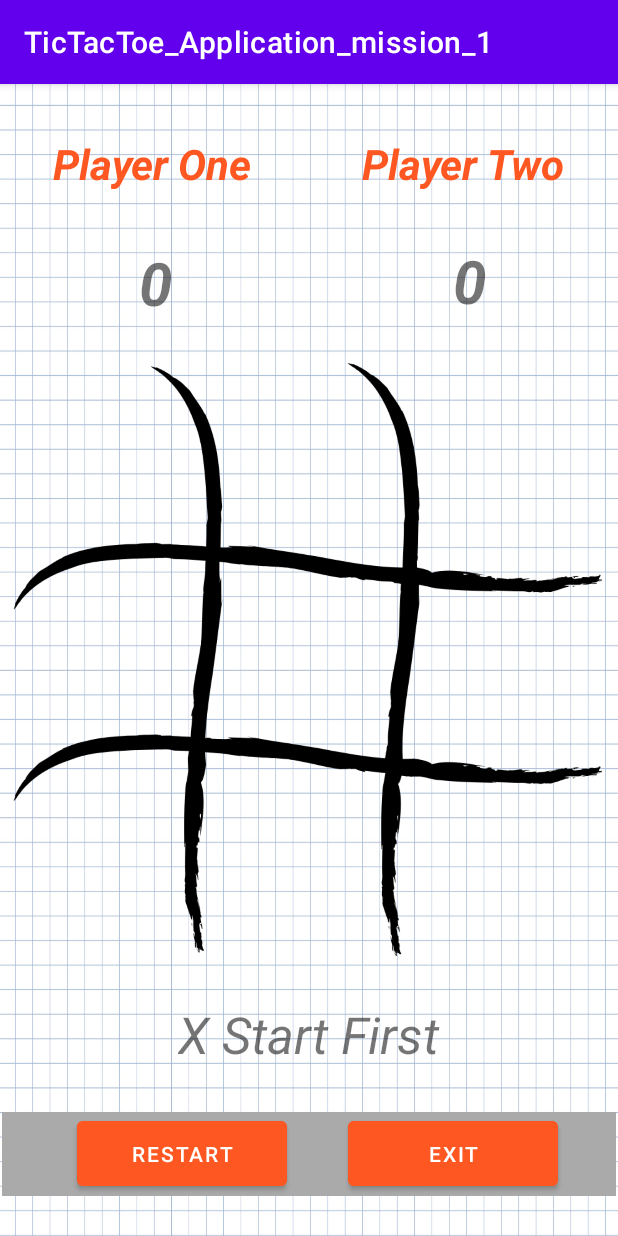
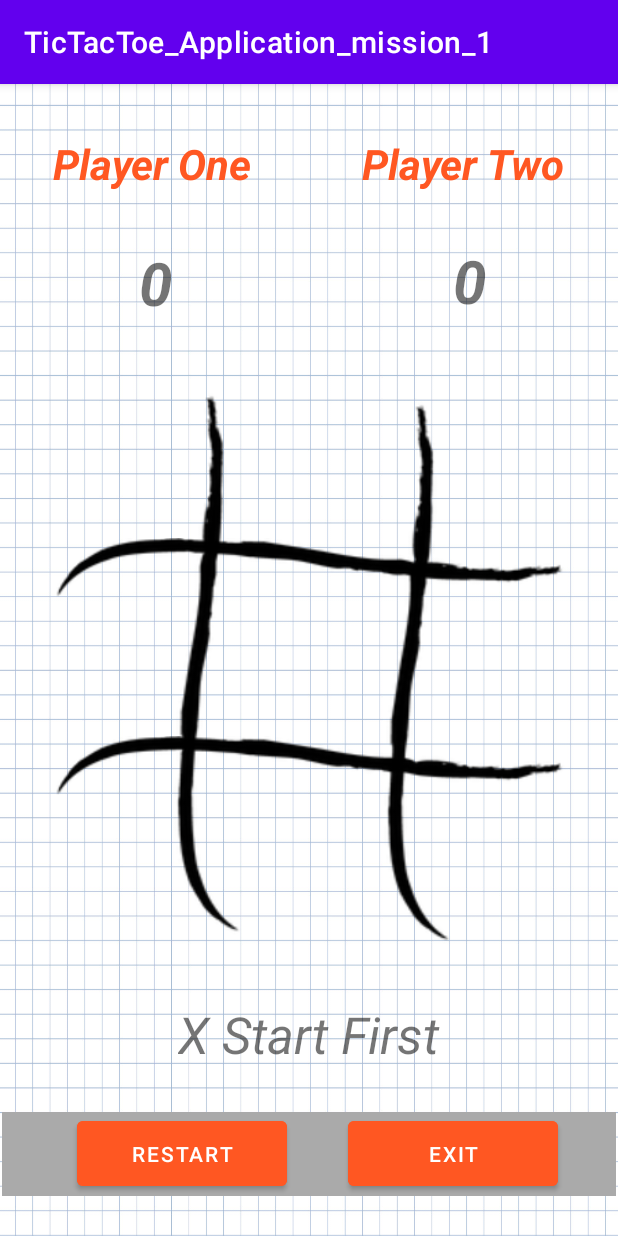
Before and after one commit to imorkravitz/TicTacToe_Application_mission_1, an Android app: the screen it shows after launch (MainActivity), on a phone screen of 412 x 824 dp. Run offline under Robolectric (Android 15) with nearby library versions, the phone set to English and light mode, and no system bars.

Commit message:
UI Changes Orgenazied Code

```diff
--- a/app/src/main/java/com/example/tictactoe_application_mission_1/MainActivity.java
+++ b/app/src/main/java/com/example/tictactoe_application_mission_1/MainActivity.java
@@ -1,19 +1,18 @@
 package com.example.tictactoe_application_mission_1;
 
 import androidx.appcompat.app.AppCompatActivity;
-import androidx.dynamicanimation.animation.SpringForce;
+import android.annotation.SuppressLint;
 import android.os.Bundle;
-import android.os.SystemClock;
 import android.view.View;
 import android.widget.Button;
-import android.widget.ImageView;
 import android.widget.TextView;
 
 public class MainActivity<buttons> extends AppCompatActivity {
 
     private boolean symbol = true; // x = true, o = false
     private int count = 0;
-    boolean endGame = false;
+    private Integer p1Num =0;
+    private Integer p2Num =0;
     TextView turn;
     TextView p1;
     TextView p2;
@@ -21,9 +20,7 @@ public class MainActivity<buttons> extends AppCompatActivity {
     TextView p1_score;
     Button[][] buttons = new Button[3][3];
     Button restart;
-    ImageView imageView;
-    private Integer p1Num =0;
-    private Integer p2Num =0;
+
     @Override
     protected void onCreate(Bundle savedInstanceState) {
         super.onCreate(savedInstanceState);
@@ -35,6 +32,7 @@ public class MainActivity<buttons> extends AppCompatActivity {
         p1_score = findViewById(R.id.main_score_p1);
         p2_score = findViewById(R.id.main_score_p2);
         restart = findViewById(R.id.main_restart);
+        //---------------------------------------//
 
         for (int i = 0; i < 3; i++) {
             for (int j = 0; j < 3; j++) {
@@ -43,7 +41,6 @@ public class MainActivity<buttons> extends AppCompatActivity {
                 buttons[i][j] = findViewById(resID);
             }
         }
-
 
         buttons[0][0].setOnClickListener(new View.OnClickListener() {
             @Override
@@ -99,7 +96,9 @@ public class MainActivity<buttons> extends AppCompatActivity {
                 func(buttons[2][2], turn);
             }
         });
+
         restart.setOnClickListener(new View.OnClickListener() {
+            @SuppressLint("SetTextI18n")
             @Override
             public void onClick(View v) {
                 setRestartScore();
@@ -112,7 +111,6 @@ public class MainActivity<buttons> extends AppCompatActivity {
             }
         });
     }
-
 
     private void setRestartScore() {
         p1_score.setText("0");
@@ -127,6 +125,7 @@ public class MainActivity<buttons> extends AppCompatActivity {
         }
     }
 
+    @SuppressLint("SetTextI18n")
     private void func(Button B, TextView T) {
         if (symbol) {
             B.setText("X");
@@ -165,39 +164,37 @@ public class MainActivity<buttons> extends AppCompatActivity {
     private char checkWinner() {
         for (int i = 0; i < buttons.length; i++) {
 
-
             //Column
-            if (buttons[0][i].getText().toString() =="X" && buttons[1][i].getText().toString() == "X" && buttons[2][i].getText().toString() == "X") {
+            if (buttons[0][i].getText().toString().equals("X") && buttons[1][i].getText().toString().equals("X") && buttons[2][i].getText().toString() == "X") {
 
                 return 'X';
             }
-            if (buttons[0][i].getText().toString() =="O" && buttons[1][i].getText().toString() == "O" && buttons[2][i].getText().toString() == "O") {
+            if (buttons[0][i].getText().toString().equals("O") && buttons[1][i].getText().toString().equals("O") && buttons[2][i].getText().toString() == "O") {
 
                 return 'O';
             }
             //Row
-            if (buttons[i][0].getText().toString() =="X" && buttons[i][1].getText().toString() =="X" && buttons[i][2].getText().toString() =="X") {
+            if (buttons[i][0].getText().toString().equals("X") && buttons[i][1].getText().toString().equals("X") && buttons[i][2].getText().toString() =="X") {
                 System.out.println("X is the winner!");
                 return 'X';
             }
-            if (buttons[i][0].getText().toString() =="O" && buttons[i][1].getText().toString() =="O" && buttons[i][2].getText().toString() =="O") {
+            if (buttons[i][0].getText().toString().equals("O") && buttons[i][1].getText().toString().equals("O") && buttons[i][2].getText().toString() =="O") {
                 System.out.println("Y is the winner!");
                 return 'O';
             }
             //Cross
         }
-        if ((buttons[0][0].getText().toString() =="X" && buttons[1][1].getText().toString() =="X" && buttons[2][2].getText().toString() =="X" )||
-                ( buttons[0][2].getText().toString() =="X" && buttons[1][1].getText().toString() =="X" && buttons[2][0].getText().toString() =="X")){
+        if ((buttons[0][0].getText().toString().equals("X") && buttons[1][1].getText().toString().equals("X") && buttons[2][2].getText().toString() =="X" )||
+                (buttons[0][2].getText().toString().equals("X") && buttons[1][1].getText().toString().equals("X") && buttons[2][0].getText().toString() =="X")){
             System.out.println("X is the winner!");
             return 'X';
         }
-        if ((buttons[0][0].getText().toString() =="O" && buttons[1][1].getText().toString() =="O" && buttons[2][2].getText().toString() =="O" )||
-                ( buttons[0][2].getText().toString() =="O" && buttons[1][1].getText().toString() =="O" && buttons[2][0].getText().toString() =="O")){
+        if ((buttons[0][0].getText().toString().equals("O") && buttons[1][1].getText().toString().equals("O") && buttons[2][2].getText().toString() =="O" )||
+                (buttons[0][2].getText().toString().equals("O") && buttons[1][1].getText().toString().equals("O") && buttons[2][0].getText().toString() =="O")){
             System.out.println("X is the winner!");
             return 'O';
         }
 
         return 'N';
     }
-
 }
--- a/app/src/main/res/layout/activity_main.xml
+++ b/app/src/main/res/layout/activity_main.xml
@@ -270,43 +270,53 @@
         app:layout_constraintTop_toTopOf="@+id/toolbar" />
 
     <ImageView
-        android:id="@+id/main_im1"
-        android:layout_width="416dp"
-        android:layout_height="757dp"
-        android:layout_marginStart="72dp"
+        android:id="@+id/im_1"
+        android:layout_width="49dp"
+        android:layout_height="518dp"
+        android:layout_marginStart="114dp"
+        android:layout_marginTop="108dp"
+        android:layout_marginBottom="105dp"
         app:layout_constraintBottom_toBottomOf="parent"
         app:layout_constraintStart_toStartOf="parent"
         app:layout_constraintTop_toTopOf="parent"
-        app:srcCompat="@drawable/pic6" />
+        app:srcCompat="@drawable/pic5" />
 
     <ImageView
-        android:id="@+id/main_im2"
-        android:layout_width="wrap_content"
-        android:layout_height="wrap_content"
-        android:layout_marginEnd="58dp"
-        app:layout_constraintBottom_toBottomOf="parent"
-        app:layout_constraintEnd_toEndOf="parent"
-        app:layout_constraintTop_toTopOf="parent"
-        app:srcCompat="@drawable/pic6" />
-
-    <ImageView
-        android:id="@+id/main_im3"
-        android:layout_width="wrap_content"
-        android:layout_height="wrap_content"
-        android:layout_marginBottom="56dp"
+        android:id="@+id/im_2"
+        android:layout_width="49dp"
+        android:layout_height="518dp"
+        android:layout_marginStart="255dp"
+        android:layout_marginTop="114dp"
+        android:layout_marginEnd="110dp"
+        android:layout_marginBottom="99dp"
         app:layout_constraintBottom_toBottomOf="parent"
         app:layout_constraintEnd_toEndOf="parent"
         app:layout_constraintStart_toStartOf="parent"
-        app:srcCompat="@drawable/pic7" />
+        app:layout_constraintTop_toTopOf="parent"
+        app:srcCompat="@drawable/pic5" />
 
     <ImageView
-        android:id="@+id/main_im4"
-        android:layout_width="wrap_content"
-        android:layout_height="wrap_content"
-        android:layout_marginTop="72dp"
+        android:id="@+id/im_3"
+        android:layout_width="699dp"
+        android:layout_height="45dp"
+        android:layout_marginTop="284dp"
+        android:layout_marginBottom="402dp"
+        app:layout_constraintBottom_toBottomOf="parent"
         app:layout_constraintEnd_toEndOf="parent"
         app:layout_constraintStart_toStartOf="parent"
         app:layout_constraintTop_toTopOf="parent"
-        app:srcCompat="@drawable/pic7" />
+        app:srcCompat="@drawable/pic4" />
+
+    <ImageView
+        android:id="@+id/im_4"
+        android:layout_width="699dp"
+        android:layout_height="45dp"
+        android:layout_marginTop="416dp"
+        android:layout_marginBottom="270dp"
+        app:layout_constraintBottom_toBottomOf="parent"
+        app:layout_constraintEnd_toEndOf="parent"
+        app:layout_constraintStart_toStartOf="parent"
+        app:layout_constraintTop_toTopOf="parent"
+        app:srcCompat="@drawable/pic4" />
 
 </androidx.constraintlayout.widget.ConstraintLayout>
```
Also changed, not shown: app/src/main/res/drawable/pic4.jpeg (deleted), app/src/main/res/drawable/pic4.png (added), app/src/main/res/drawable/pic5.png, app/src/main/res/drawable/pic6.png (deleted), app/src/main/res/drawable/pic7.png (deleted).
